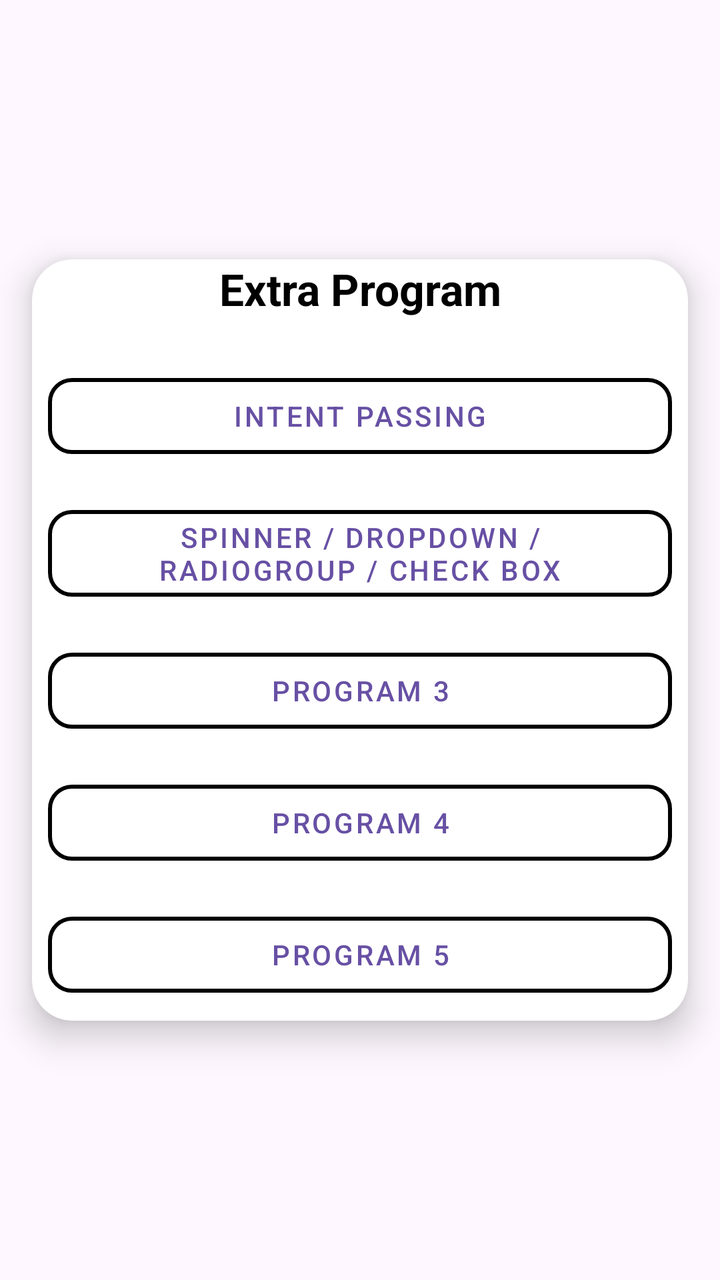
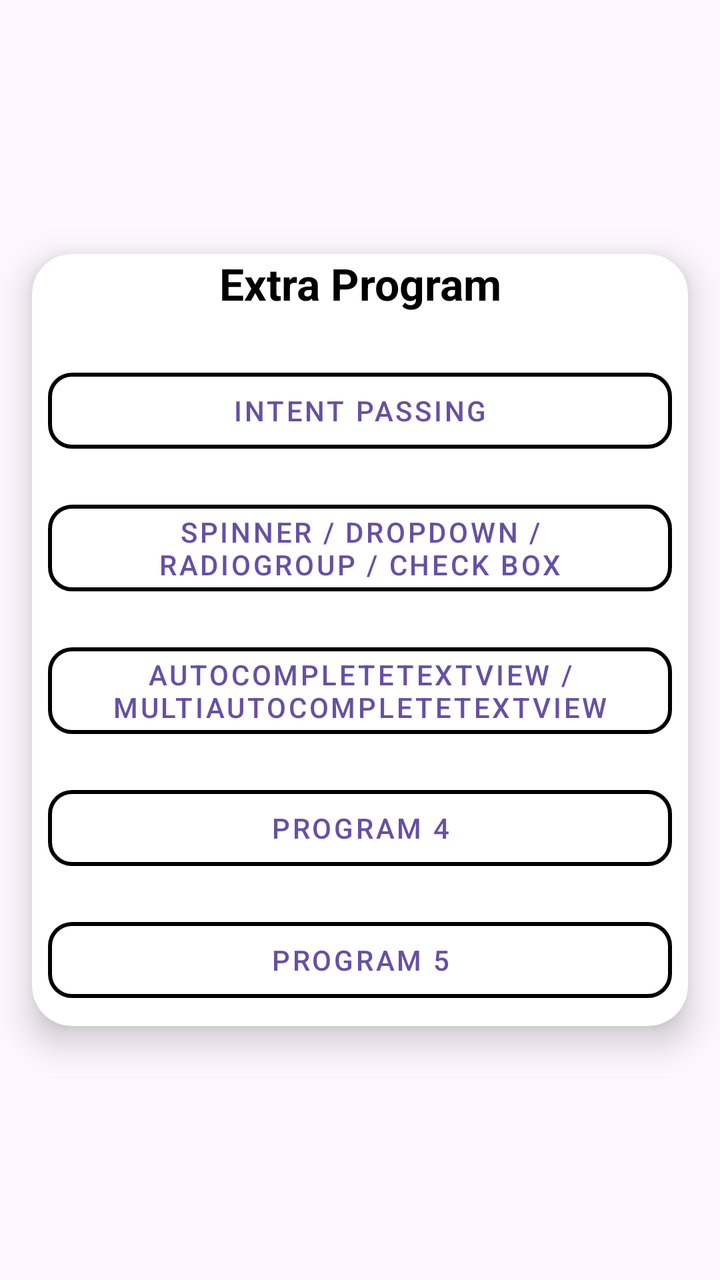

Compare the two renders of this Android layout. The source of the first and the diff that turns it into the second are given below.
<!-- AndroidManifest.xml: application theme Theme.MyApplicationMCA -->
<!-- res/layout/activity_extra_program.xml -->
<LinearLayout xmlns:android="http://schemas.android.com/apk/res/android"
    xmlns:app="http://schemas.android.com/apk/res-auto"
    xmlns:tools="http://schemas.android.com/tools"
    android:id="@+id/main"
    android:layout_width="match_parent"
    android:layout_height="match_parent"
    android:animateLayoutChanges="true"
    android:gravity="center"
    android:orientation="vertical"
    tools:context=".Extra_Program">

    
    <androidx.cardview.widget.CardView
        android:id="@+id/card_units"
        android:layout_width="match_parent"
        android:layout_height="wrap_content"
        android:padding="16dp"
        android:layout_margin="16dp"
        app:cardCornerRadius="20dp"
        app:cardElevation="10dp">

        <LinearLayout
            android:layout_width="match_parent"
            android:layout_height="wrap_content"
            android:gravity="center"
            android:orientation="vertical">

            <TextView
                android:layout_width="match_parent"
                android:layout_height="wrap_content"
                android:layout_marginBottom="16dp"
                android:gravity="center"
                android:text="Extra Program"
                android:textSize="22sp"
                android:textStyle="bold"
                android:textColor="@android:color/black" />

            
            <com.google.android.material.button.MaterialButton
                android:id="@+id/btnpro1"
                style="@style/Widget.MaterialComponents.Button.OutlinedButton"
                android:layout_width="match_parent"
                android:layout_height="50dp"
                android:layout_margin="8dp"
                android:text="Intent Passing"
                app:cornerRadius="12dp"
                app:strokeColor="@color/black"
                app:strokeWidth="2dp" />

            <com.google.android.material.button.MaterialButton
                android:id="@+id/btnpro2"
                style="@style/Widget.MaterialComponents.Button.OutlinedButton"
                android:layout_width="match_parent"
                android:layout_height="wrap_content"
                android:layout_margin="8dp"
                android:text="SPINNER / DROPDOWN / RADIOGROUP / CHECK BOX"
                app:cornerRadius="12dp"
                app:strokeColor="@color/black"
                app:strokeWidth="2dp" />

            <com.google.android.material.button.MaterialButton
                android:id="@+id/btnpro3"
                style="@style/Widget.MaterialComponents.Button.OutlinedButton"
                android:layout_width="match_parent"
                android:layout_height="50dp"
                android:layout_margin="8dp"
                android:text="PROGRAM 3"
                app:cornerRadius="12dp"
                app:strokeColor="@color/black"
                app:strokeWidth="2dp" />

            <com.google.android.material.button.MaterialButton
                android:id="@+id/btnpro4"
                style="@style/Widget.MaterialComponents.Button.OutlinedButton"
                android:layout_width="match_parent"
                android:layout_height="50dp"
                android:layout_margin="8dp"
                android:text="PROGRAM 4"
                app:cornerRadius="12dp"
                app:strokeColor="@color/black"
                app:strokeWidth="2dp" />

            <com.google.android.material.button.MaterialButton
                android:id="@+id/btnpro5"
                style="@style/Widget.MaterialComponents.Button.OutlinedButton"
                android:layout_width="match_parent"
                android:layout_height="50dp"
                android:layout_margin="8dp"
                android:text="PROGRAM 5"
                app:cornerRadius="12dp"
                app:strokeColor="@color/black"
                app:strokeWidth="2dp" />

        </LinearLayout>
    </androidx.cardview.widget.CardView>
</LinearLayout>
<!-- resources referenced by this layout -->
<resources>
  <color name="black">#FF000000</color>
  <style name="Theme.MyApplicationMCA" parent="Base.Theme.MyApplicationMCA" />
  <style name="Base.Theme.MyApplicationMCA" parent="Theme.Material3.DayNight.NoActionBar">
          
          
      </style>
</resources>

<!-- the commit's change to res/layout/activity_extra_program.xml (unified diff, before → after) -->
@@ -62,12 +62,13 @@
                 android:id="@+id/btnpro3"
                 style="@style/Widget.MaterialComponents.Button.OutlinedButton"
                 android:layout_width="match_parent"
-                android:layout_height="50dp"
+                android:layout_height="wrap_content"
                 android:layout_margin="8dp"
-                android:text="PROGRAM 3"
+                android:text="AutoCompleteTextView / MultiAutoCompleteTextView"
                 app:cornerRadius="12dp"
                 app:strokeColor="@color/black"
                 app:strokeWidth="2dp" />
+
 
             <com.google.android.material.button.MaterialButton
                 android:id="@+id/btnpro4"
